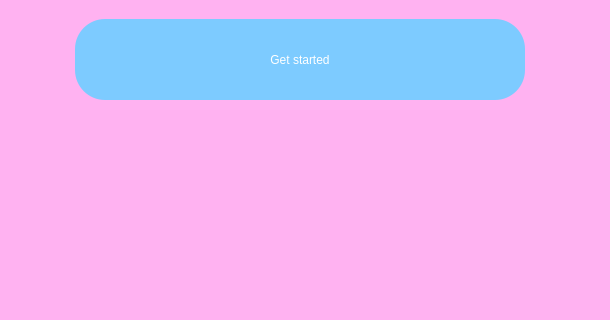
This is welcome_page.ui in Dziomek/kasta-virtual-assistant as Qt 5 draws it before an edit; both pictures show x 300 to 910 and y 370 to 690 of the 1200 by 800 pixel window. The edited form follows.
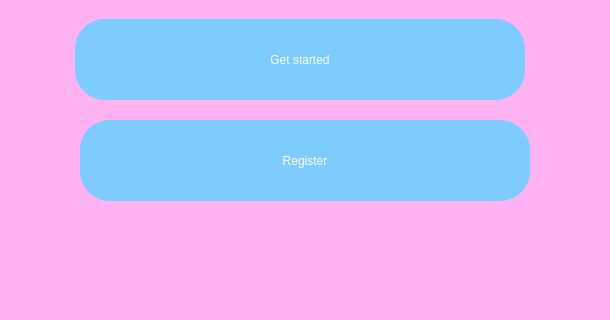
This is the edited form. Icons and pictures are not drawn.

The edit to the form file:
```diff
--- a/welcome_page.ui
+++ b/welcome_page.ui
@@ -245,6 +245,31 @@
      </size>
     </property>
    </widget>
+   <widget class="QPushButton" name="registerButton">
+    <property name="geometry">
+     <rect>
+      <x>380</x>
+      <y>490</y>
+      <width>450</width>
+      <height>81</height>
+     </rect>
+    </property>
+    <property name="styleSheet">
+     <string notr="true">QPushButton {
+background-color:rgb(125, 203, 255);
+color: white;
+border-radius: 30px;
+	font: 50pt &quot;Arial&quot;;
+font: 45pt &quot;Kristen ITC&quot;;
+}
+QPushButton:hover {
+background-color: rgb(48, 193, 255);
+}</string>
+    </property>
+    <property name="text">
+     <string>Register</string>
+    </property>
+   </widget>
    <zorder>filling1</zorder>
    <zorder>filling2</zorder>
    <zorder>label</zorder>
@@ -255,6 +280,7 @@
    <zorder>pushButton_2</zorder>
    <zorder>pushButton_3</zorder>
    <zorder>pushButton_4</zorder>
+   <zorder>registerButton</zorder>
   </widget>
  </widget>
  <resources/>
```
